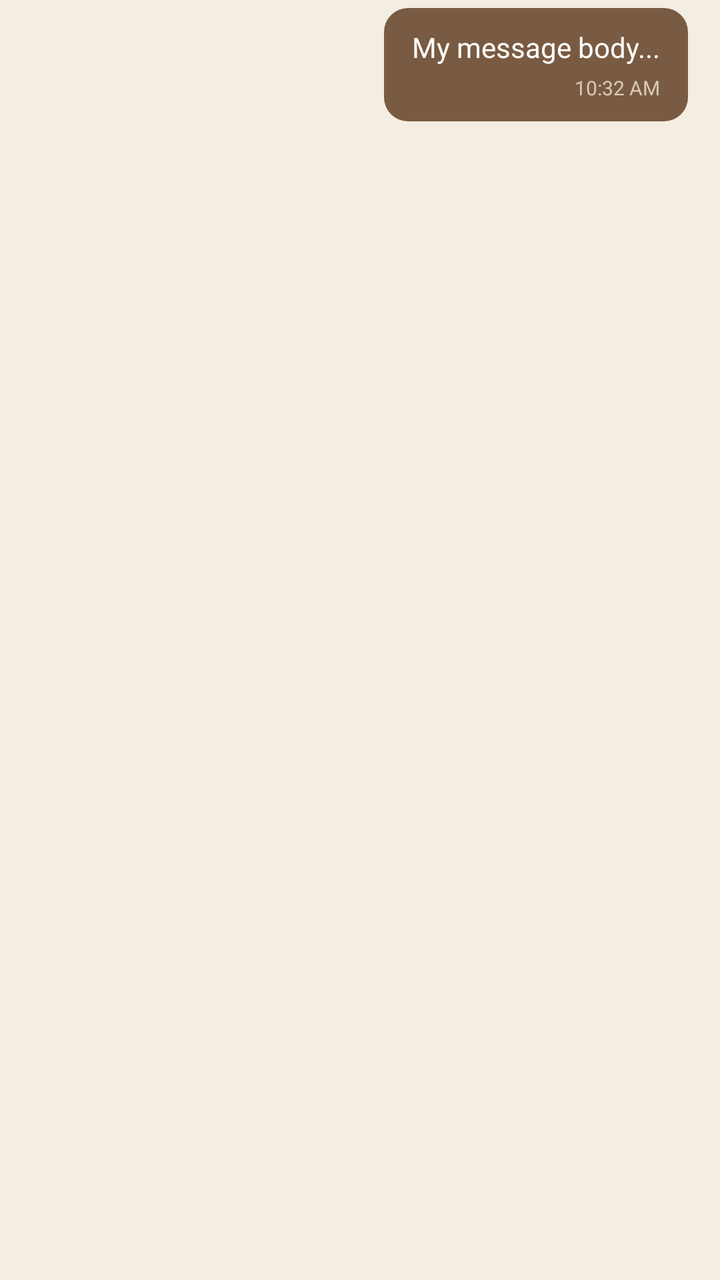
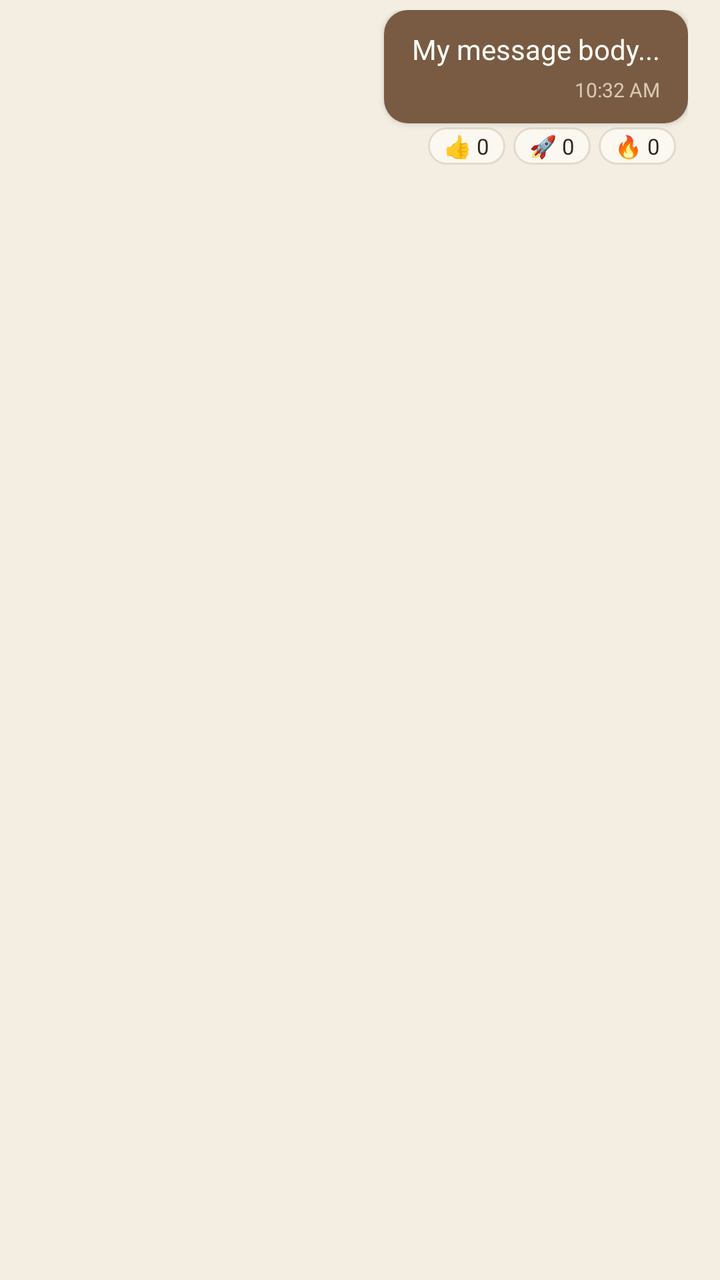

An Android layout rendered at two revisions. The XML below is the earlier revision; the diff shows what the commit changed to produce the second picture.
<!-- AndroidManifest.xml: application theme Theme.ProjectFlow -->
<!-- res/layout/item_chat_outgoing.xml -->
<?xml version="1.0" encoding="utf-8"?>
<LinearLayout xmlns:android="http://schemas.android.com/apk/res/android"
    android:layout_width="match_parent"
    android:layout_height="wrap_content"
    android:gravity="end"
    android:orientation="vertical"
    android:paddingHorizontal="16dp"
    android:paddingVertical="4dp">

    <LinearLayout
        android:layout_width="wrap_content"
        android:layout_height="wrap_content"
        android:layout_marginStart="64dp"
        android:background="@drawable/bg_button_earth"
        android:orientation="vertical"
        android:paddingHorizontal="14dp"
        android:paddingVertical="10dp">

        <TextView
            android:id="@+id/tvMessageContent"
            android:layout_width="wrap_content"
            android:layout_height="wrap_content"
            android:text="My message body..."
            android:textColor="@color/white"
            android:textSize="14sp" />

        <TextView
            android:id="@+id/tvTimestamp"
            android:layout_width="wrap_content"
            android:layout_height="wrap_content"
            android:layout_gravity="end"
            android:layout_marginTop="4dp"
            android:text="10:32 AM"
            android:textColor="@color/secondary_sand"
            android:textSize="10sp" />
    </LinearLayout>
</LinearLayout>
<!-- resources referenced by this layout -->
<resources>
  <color name="secondary_sand">#D9C9B2</color>
  <color name="white">#FFFDF8</color>
  <!-- drawable bg_button_earth (drawable) -->
  <?xml version="1.0" encoding="utf-8"?>
  <ripple xmlns:android="http://schemas.android.com/apk/res/android"
      android:color="#33FFFFFF">
      <item>
          <shape android:shape="rectangle">
              <corners android:radius="12dp" />
              <solid android:color="@color/primary_earth" />
          </shape>
      </item>
  </ripple>
  <style name="Theme.ProjectFlow" parent="Theme.MaterialComponents.DayNight.NoActionBar">
          
          <item name="colorPrimary">@color/primary_earth</item>
          <item name="colorPrimaryVariant">@color/deep_earth</item>
          <item name="colorOnPrimary">@color/earth_raised</item>
  
          
          <item name="colorSecondary">@color/muted_clay</item>
          <item name="colorSecondaryVariant">@color/secondary_sand</item>
          <item name="colorOnSecondary">@color/text_main</item>
  
          
          <item name="android:statusBarColor">@color/earth_surface</item>
          <item name="android:windowLightStatusBar">true</item>
  
          
          <item name="android:windowBackground">@color/earth_bg</item>
          <item name="colorSurface">@color/earth_surface</item>
          <item name="colorOnSurface">@color/text_main</item>
      </style>
  <color name="primary_earth">#795B43</color>
  <color name="deep_earth">#493628</color>
  <color name="earth_raised">#FFFDF8</color>
  <color name="muted_clay">#B69A78</color>
  <color name="text_main">#30271F</color>
  <color name="earth_surface">#FBF8F1</color>
  <color name="earth_bg">#F3EDE2</color>
</resources>

<!-- the commit's change to res/layout/item_chat_outgoing.xml (unified diff, before → after) -->
@@ -5,13 +5,15 @@
     android:gravity="end"
     android:orientation="vertical"
     android:paddingHorizontal="16dp"
-    android:paddingVertical="4dp">
+    android:paddingVertical="5dp">
 
+    
     <LinearLayout
         android:layout_width="wrap_content"
         android:layout_height="wrap_content"
-        android:layout_marginStart="64dp"
+        android:layout_marginStart="56dp"
         android:background="@drawable/bg_button_earth"
+        android:elevation="2dp"
         android:orientation="vertical"
         android:paddingHorizontal="14dp"
         android:paddingVertical="10dp">
@@ -20,6 +22,7 @@
             android:id="@+id/tvMessageContent"
             android:layout_width="wrap_content"
             android:layout_height="wrap_content"
+            android:lineSpacingExtra="2dp"
             android:text="My message body..."
             android:textColor="@color/white"
             android:textSize="14sp" />
@@ -34,4 +37,50 @@
             android:textColor="@color/secondary_sand"
             android:textSize="10sp" />
     </LinearLayout>
+
+    
+    <LinearLayout
+        android:id="@+id/llReactions"
+        android:layout_width="wrap_content"
+        android:layout_height="wrap_content"
+        android:layout_marginTop="2dp"
+        android:layout_marginEnd="6dp"
+        android:gravity="center_vertical"
+        android:orientation="horizontal">
+
+        <TextView
+            android:id="@+id/btnReactLike"
+            android:layout_width="wrap_content"
+            android:layout_height="wrap_content"
+            android:background="@drawable/bg_neu_pill"
+            android:paddingHorizontal="8dp"
+            android:paddingVertical="2dp"
+            android:text="👍 0"
+            android:textColor="@color/text_main"
+            android:textSize="11sp" />
+
+        <TextView
+            android:id="@+id/btnReactRocket"
+            android:layout_width="wrap_content"
+            android:layout_height="wrap_content"
+            android:layout_marginStart="4dp"
+            android:background="@drawable/bg_neu_pill"
+            android:paddingHorizontal="8dp"
+            android:paddingVertical="2dp"
+            android:text="🚀 0"
+            android:textColor="@color/text_main"
+            android:textSize="11sp" />
+
+        <TextView
+            android:id="@+id/btnReactFire"
+            android:layout_width="wrap_content"
+            android:layout_height="wrap_content"
+            android:layout_marginStart="4dp"
+            android:background="@drawable/bg_neu_pill"
+            android:paddingHorizontal="8dp"
+            android:paddingVertical="2dp"
+            android:text="🔥 0"
+            android:textColor="@color/text_main"
+            android:textSize="11sp" />
+    </LinearLayout>
 </LinearLayout>
<!-- resource entries referenced after the edit -->
@@ -13,6 +13,39 @@
           </shape>
       </item>
   </ripple>
+  <!-- drawable bg_neu_pill (drawable) -->
+  <?xml version="1.0" encoding="utf-8"?>
+  <layer-list xmlns:android="http://schemas.android.com/apk/res/android">
+      <item
+          android:left="1dp"
+          android:top="1dp"
+          android:right="0dp"
+          android:bottom="0dp">
+          <shape android:shape="rectangle">
+              <corners android:radius="999dp" />
+              <solid android:color="#26BFAFA0" />
+          </shape>
+      </item>
+      <item
+          android:left="0dp"
+          android:top="0dp"
+          android:right="1dp"
+          android:bottom="1dp">
+          <shape android:shape="rectangle">
+              <corners android:radius="999dp" />
+              <solid android:color="#70FFFFFF" />
+          </shape>
+      </item>
+      <item>
+          <shape android:shape="rectangle">
+              <corners android:radius="999dp" />
+              <solid android:color="@color/neu_surface" />
+              <stroke
+                  android:width="1dp"
+                  android:color="@color/neu_border" />
+          </shape>
+      </item>
+  </layer-list>
   <style name="Theme.ProjectFlow" parent="Theme.MaterialComponents.DayNight.NoActionBar">
           
           <item name="colorPrimary">@color/primary_earth</item>
@@ -34,6 +67,8 @@
           <item name="colorOnSurface">@color/text_main</item>
       </style>
   <color name="primary_earth">#795B43</color>
+  <color name="neu_surface">#FBF8F1</color>
+  <color name="neu_border">#E4DACB</color>
   <color name="deep_earth">#493628</color>
   <color name="earth_raised">#FFFDF8</color>
   <color name="muted_clay">#B69A78</color>
